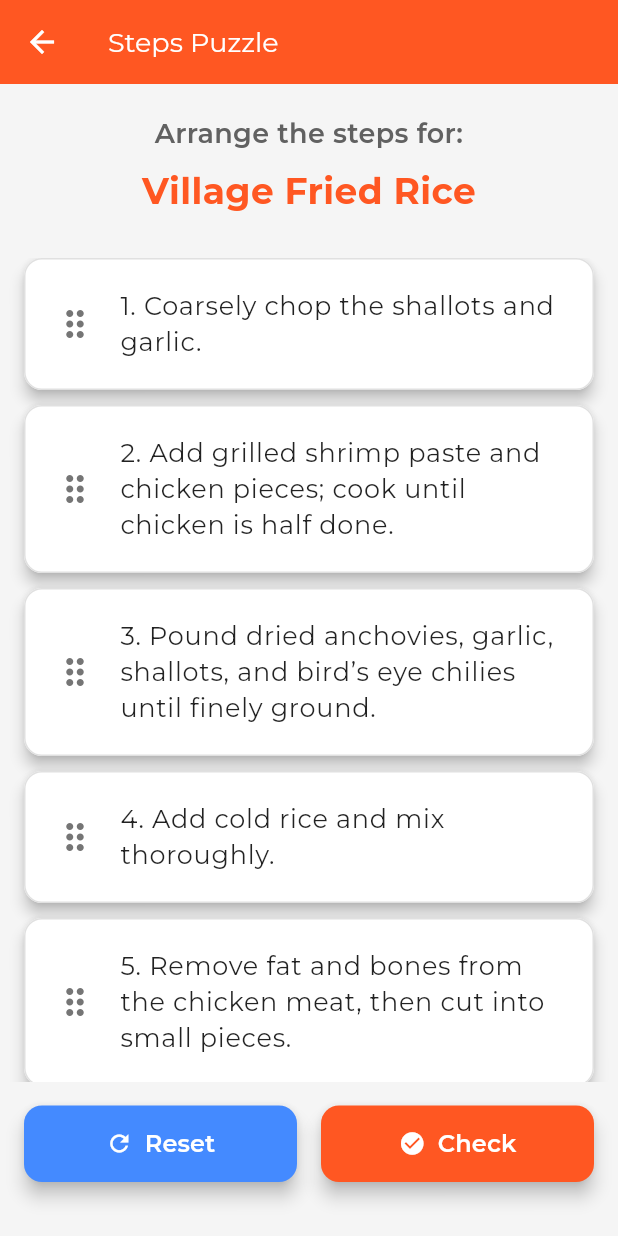
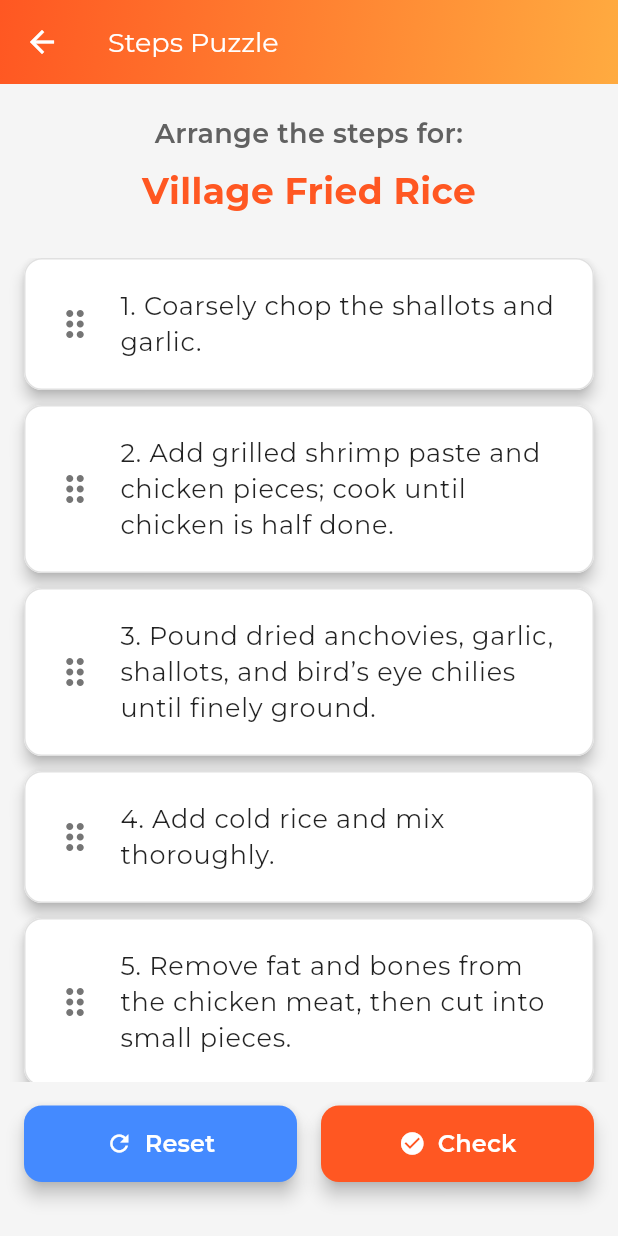
Before and after one commit to camy0330/Dappr, a Flutter app: the RecipePuzzleGame screen opened directly with sample values from the repository, on a phone screen of 412 x 824 dp. Run offline on Flutter 3.47's test engine with Material 3 defaults, Android fonts, the phone set to English and light mode, and no system bars; our stand-ins replace audioplayers, logger, lottie, shared_preferences, table_calendar; accounts and stored records are empty.

Commit message:
change color

```diff
--- a/lib/pages/recipe_puzzle_game.dart
+++ b/lib/pages/recipe_puzzle_game.dart
@@ -120,7 +120,16 @@ class _RecipePuzzleGameState extends State<RecipePuzzleGame> {
           '${widget.useSteps ? "Steps" : "Ingredients"} Puzzle',
           style: const TextStyle(fontFamily: 'Montserrat', color: Colors.white), // AppBar title remains white
         ),
-        backgroundColor: Colors.deepOrange, // AppBar remains deepOrange
+        // REMOVE backgroundColor: Colors.deepOrange,
+        flexibleSpace: Container(
+          decoration: const BoxDecoration(
+            gradient: LinearGradient(
+              colors: [Colors.deepOrange, Colors.orangeAccent], // Your desired gradient colors
+              begin: Alignment.topLeft, // Start of the gradient (adjust as needed)
+              end: Alignment.bottomRight, // End of the gradient (adjust as needed)
+            ),
+          ),
+        ),
         iconTheme: const IconThemeData(color: Colors.white), // AppBar icons remain white
         elevation: 4, // Add a subtle shadow to the app bar
       ),
```
